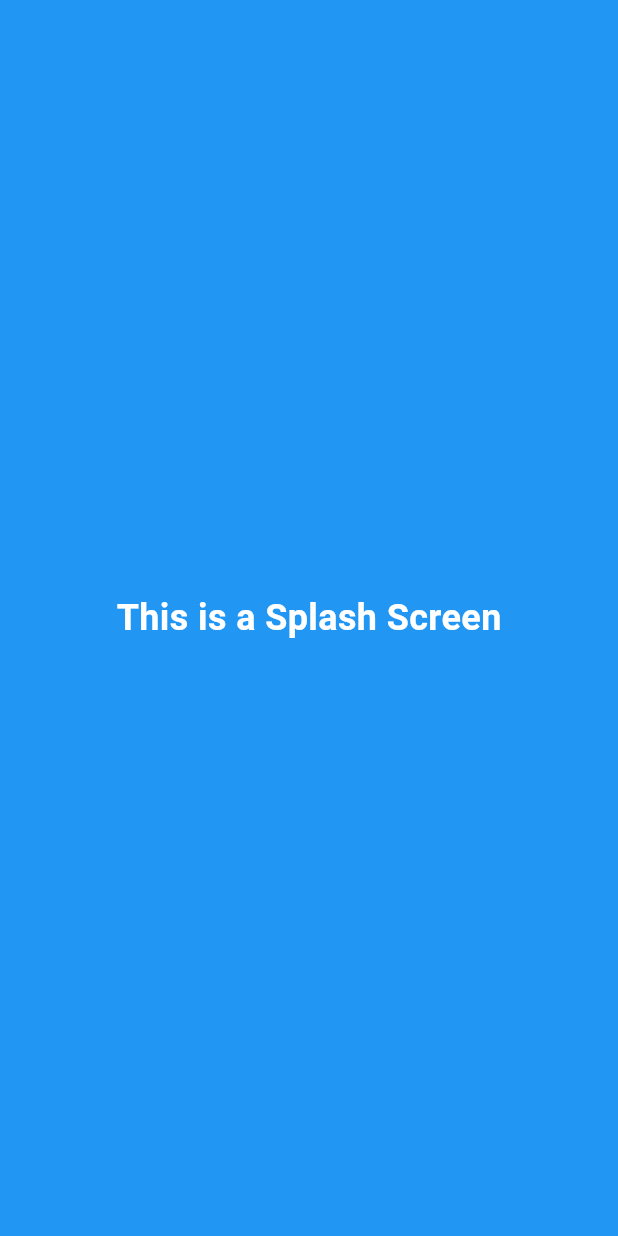
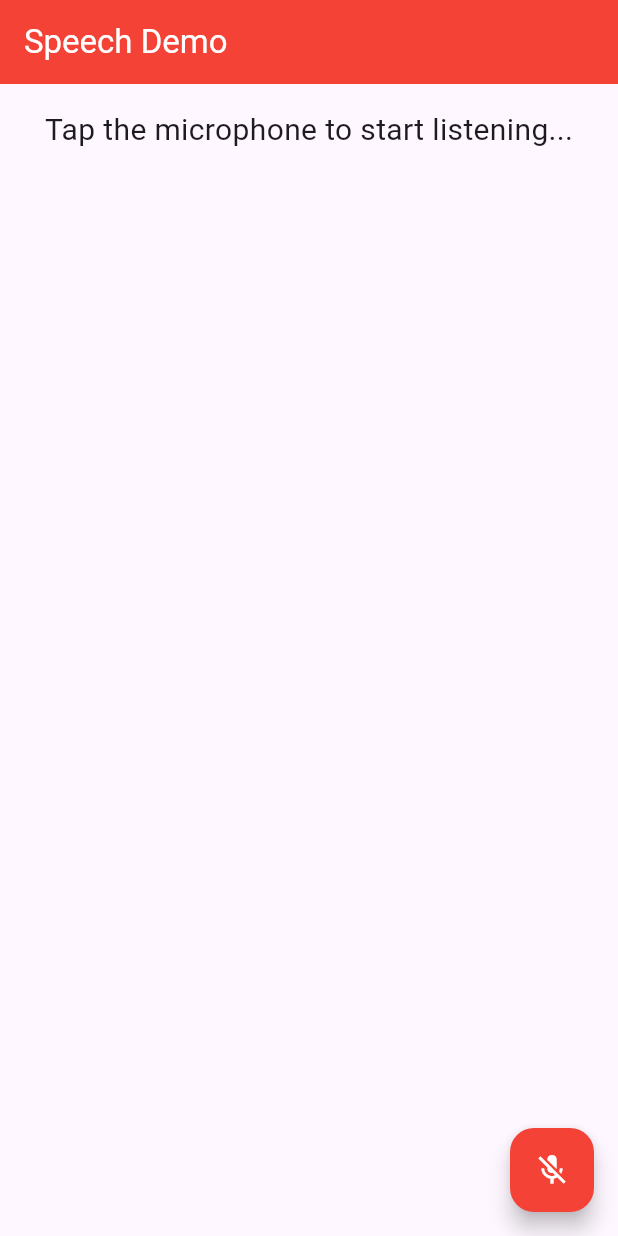
Before and after one commit to imksprateek/LexiFIR, a Flutter app: the first screen one second after launch, on a phone screen of 412 x 824 dp. Run offline on Flutter 3.47's test engine with Material 3 defaults, Android fonts, the phone set to English and light mode, and no system bars; our stand-ins replace audioplayers, carousel_slider, shared_preferences, speech_to_text; missing offline and left inert: hyperlink.

Commit message:
speech to text package added

```diff
--- a/app-client/lib/main.dart
+++ b/app-client/lib/main.dart
@@ -1,6 +1,7 @@
 //import 'package:app_client/auth/LoginScreen.dart';
 import 'package:app_client/auth/Loginui.dart';
 import 'package:app_client/pages/HomeScreen.dart';
+import 'package:app_client/services/functions/speech_to_text.dart';
 import 'package:flutter/material.dart';
 import 'SplashScreen.dart';
 
@@ -14,7 +15,6 @@ class MyApp extends StatelessWidget {
   @override
   Widget build(BuildContext context) {
     return const MaterialApp(
-      debugShowCheckedModeBanner: false,
-        home: SplashScreen());
+        debugShowCheckedModeBanner: false, home: SpeechToTextt());
   }
 }
--- /dev/null
+++ b/app-client/lib/services/functions/speech_to_text.dart
@@ -0,0 +1,113 @@
+import 'package:flutter/material.dart';
+import 'package:speech_to_text/speech_to_text.dart';
+
+class SpeechToTextt extends StatefulWidget {
+  const SpeechToTextt({super.key});
+
+  @override
+  State<SpeechToTextt> createState() => _SpeechToTexttState();
+}
+
+class _SpeechToTexttState extends State<SpeechToTextt> {
+  final SpeechToText _speechToText = SpeechToText();
+
+  bool _speechEnabled = false;
+  String _wordsSpoken = "";
+  double _confidenceLevel = 0;
+
+  @override
+  void initState() {
+    super.initState();
+    initSpeech();
+  }
+
+  void initSpeech() async {
+    _speechEnabled = await _speechToText.initialize();
+    setState(() {});
+  }
+
+  void _startListening() async {
+    await _speechToText.listen(onResult: _onSpeechResult);
+    setState(() {
+      _confidenceLevel = 0;
+    });
+  }
+
+  void _stopListening() async {
+    await _speechToText.stop();
+    setState(() {});
+  }
+
+  void _onSpeechResult(result) {
+    setState(() {
+      _wordsSpoken = "${result.recognizedWords}";
+      _confidenceLevel = result.confidence;
+    });
+  }
+
+  @override
+  Widget build(BuildContext context) {
+    return Scaffold(
+      appBar: AppBar(
+        backgroundColor: Colors.red,
+        title: Text(
+          'Speech Demo',
+          style: TextStyle(
+            color: Colors.white,
+          ),
+        ),
+      ),
+      body: Center(
+        child: Column(
+          children: [
+            Container(
+              padding: EdgeInsets.all(16),
+              child: Text(
+                _speechToText.isListening
+                    ? "listening..."
+                    : _speechEnabled
+                        ? "Tap the microphone to start listening..."
+                        : "Speech not available",
+                style: TextStyle(fontSize: 20.0),
+              ),
+            ),
+            Expanded(
+              child: Container(
+                padding: EdgeInsets.all(16),
+                child: Text(
+                  _wordsSpoken,
+                  style: const TextStyle(
+                    fontSize: 25,
+                    fontWeight: FontWeight.w300,
+                  ),
+                ),
+              ),
+            ),
+            if (_speechToText.isNotListening && _confidenceLevel > 0)
+              Padding(
+                padding: const EdgeInsets.only(
+                  bottom: 100,
+                ),
+                child: Text(
+                  "Confidence: ${(_confidenceLevel * 100).toStringAsFixed(1)}%",
+                  style: TextStyle(
+                    fontSize: 30,
+                    fontWeight: FontWeight.w200,
+                  ),
+                ),
+              )
+          ],
+        ),
+      ),
+      floatingActionButton: FloatingActionButton(
+        onPressed: _speechToText.isListening ? _stopListening : _startListening,
+        tooltip: 'Listen',
+        child: Icon(
+          _speechToText.isNotListening ? Icons.mic_off : Icons.mic,
+          color: Colors.white,
+        ),
+        backgroundColor: Colors.red,
+      ),
+    );
+  }
+}
--- a/app-client/pubspec.yaml
+++ b/app-client/pubspec.yaml
@@ -41,6 +41,7 @@ dependencies:
   url_launcher: ^6.3.1
   path_provider: ^2.1.5
   audioplayers: ^6.1.0
+  speech_to_text: ^7.0.0
 
 dev_dependencies:
   flutter_test:
```
Also changed, not shown: app-client/pubspec.lock, 2 other files.
